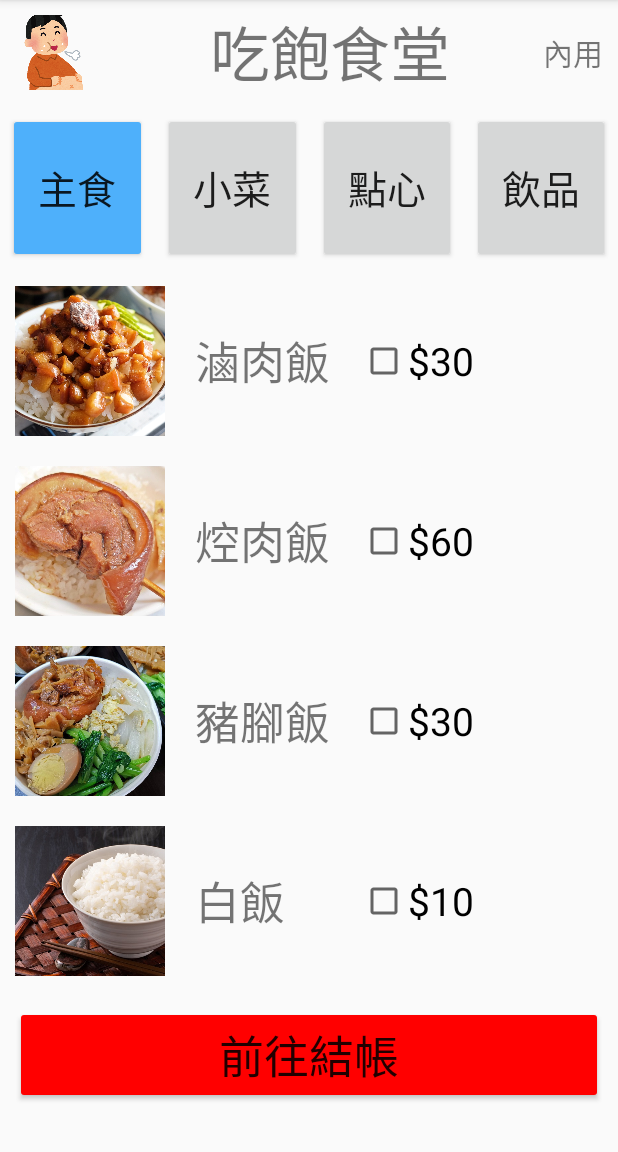
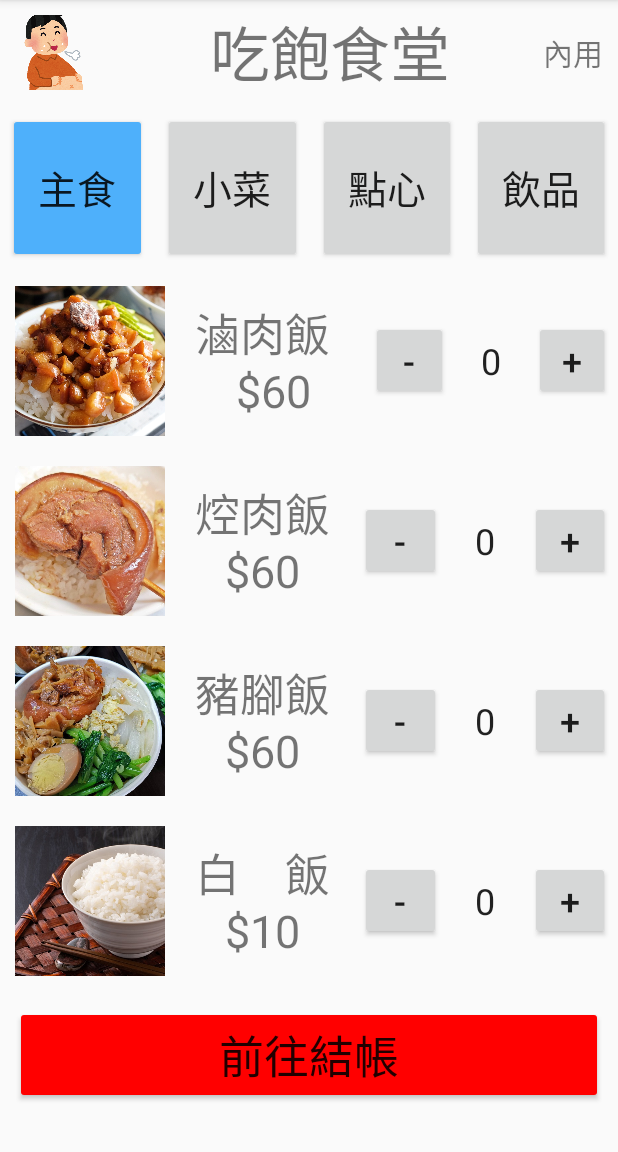
Before and after one commit to ace5718/orderSystem, an Android app: the MainActivity2 screen opened directly, with no data from a screen before it, on a phone screen of 412 x 824 dp, the part 84-1236 px from its top. Run offline under Robolectric (Android 15) with nearby library versions, the phone set to English and light mode, and no system bars.

Commit message:
修改版面

```diff
--- a/app/src/main/AndroidManifest.xml
+++ b/app/src/main/AndroidManifest.xml
@@ -9,6 +9,13 @@
         android:roundIcon="@mipmap/ic_launcher_round"
         android:supportsRtl="true"
         android:theme="@style/Theme.OrderSystem">
+        <activity
+            android:name=".MainActivity7"
+            android:exported="false">
+            <meta-data
+                android:name="android.app.lib_name"
+                android:value="" />
+        </activity>
         <activity
             android:name=".MainActivity6"
             android:exported="false">
--- a/app/src/main/res/layout/activity_main2.xml
+++ b/app/src/main/res/layout/activity_main2.xml
@@ -58,9 +58,9 @@
             android:layout_width="match_parent"
             android:layout_height="wrap_content"
             android:layout_weight="0"
+            android:gravity="center"
             android:orientation="horizontal"
-            android:visibility="visible"
-            android:gravity="center">
+            android:visibility="visible">
 
             <Button
                 android:id="@+id/but01"
@@ -141,17 +141,48 @@
                 android:layout_marginStart="20dp"
                 android:layout_marginTop="0dp"
                 android:layout_marginEnd="20dp"
-                android:text="滷肉飯"
+                android:text="滷肉飯 \n $60"
                 android:textAlignment="center"
                 android:textSize="30sp" />
 
-            <CheckBox
-                android:id="@+id/checkBox1"
+            <LinearLayout
                 android:layout_width="wrap_content"
                 android:layout_height="match_parent"
-                android:layout_weight="1"
-                android:text="$30"
-                android:textSize="26sp" />
+                android:layout_marginEnd="5dp"
+                android:focusable="true"
+                android:orientation="horizontal"
+                android:showDividers="middle">
+
+                <Button
+                    android:id="@+id/btnDecrease1"
+                    android:layout_width="wrap_content"
+                    android:layout_height="wrap_content"
+                    android:layout_weight="1"
+                    android:gravity="center"
+                    android:text="-"
+                    android:textSize="24sp" />
+
+                <EditText
+                    android:id="@+id/etAmount1"
+                    android:layout_width="94dp"
+                    android:layout_height="match_parent"
+                    android:layout_weight="1"
+                    android:background="@null"
+                    android:gravity="center"
+                    android:inputType="number"
+                    android:minWidth="60dp"
+                    android:text="0"
+                    android:textSize="24sp" />
+
+                <Button
+                    android:id="@+id/btnIncrease1"
+                    android:layout_width="wrap_content"
+                    android:layout_height="wrap_content"
+                    android:layout_weight="1"
+                    android:gravity="center"
+                    android:text="+"
+                    android:textSize="24sp" />
+            </LinearLayout>
 
         </LinearLayout>
 
@@ -179,17 +210,48 @@
                 android:layout_marginStart="20dp"
                 android:layout_marginTop="0dp"
                 android:layout_marginEnd="20dp"
-                android:text="焢肉飯"
+                android:text="焢肉飯\n$60"
                 android:textAlignment="center"
                 android:textSize="30sp" />
 
-            <CheckBox
-                android:id="@+id/checkBox2"
+            <LinearLayout
                 android:layout_width="wrap_content"
                 android:layout_height="match_parent"
-                android:layout_weight="1"
-                android:text="$60"
-                android:textSize="26sp" />
+                android:layout_marginEnd="5dp"
+                android:focusable="true"
+                android:orientation="horizontal"
+                android:showDividers="middle">
+
+                <Button
+                    android:id="@+id/btnDecrease2"
+                    android:layout_width="wrap_content"
+                    android:layout_height="wrap_content"
+                    android:layout_weight="1"
+                    android:gravity="center"
+                    android:text="-"
+                    android:textSize="24sp" />
+
+                <EditText
+                    android:id="@+id/etAmount2"
+                    android:layout_width="94dp"
+                    android:layout_height="match_parent"
+                    android:layout_weight="1"
+                    android:background="@null"
+                    android:gravity="center"
+                    android:inputType="number"
+                    android:minWidth="60dp"
+                    android:text="0"
+                    android:textSize="24sp" />
+
+                <Button
+                    android:id="@+id/btnIncrease2"
+                    android:layout_width="wrap_content"
+                    android:layout_height="wrap_content"
+                    android:layout_weight="1"
+                    android:gravity="center"
+                    android:text="+"
+                    android:textSize="24sp" />
+            </LinearLayout>
 
         </LinearLayout>
 
@@ -217,17 +279,48 @@
                 android:layout_marginStart="20dp"
                 android:layout_marginTop="0dp"
                 android:layout_marginEnd="20dp"
-                android:text="豬腳飯"
+                android:text="豬腳飯\n$60"
                 android:textAlignment="center"
                 android:textSize="30sp" />
 
-            <CheckBox
-                android:id="@+id/checkBox3"
+            <LinearLayout
                 android:layout_width="wrap_content"
                 android:layout_height="match_parent"
-                android:layout_weight="1"
-                android:text="$30"
-                android:textSize="26sp" />
+                android:layout_marginEnd="5dp"
+                android:focusable="true"
+                android:orientation="horizontal"
+                android:showDividers="middle">
+
+                <Button
+                    android:id="@+id/btnDecrease3"
+                    android:layout_width="wrap_content"
+                    android:layout_height="wrap_content"
+                    android:layout_weight="1"
+                    android:gravity="center"
+                    android:text="-"
+                    android:textSize="24sp" />
+
+                <EditText
+                    android:id="@+id/etAmount3"
+                    android:layout_width="94dp"
+                    android:layout_height="match_parent"
+                    android:layout_weight="1"
+                    android:background="@null"
+                    android:gravity="center"
+                    android:inputType="number"
+                    android:minWidth="60dp"
+                    android:text="0"
+                    android:textSize="24sp" />
+
+                <Button
+                    android:id="@+id/btnIncrease3"
+                    android:layout_width="wrap_content"
+                    android:layout_height="wrap_content"
+                    android:layout_weight="1"
+                    android:gravity="center"
+                    android:text="+"
+                    android:textSize="24sp" />
+            </LinearLayout>
 
         </LinearLayout>
 
@@ -255,17 +348,48 @@
                 android:layout_marginStart="20dp"
                 android:layout_marginTop="0dp"
                 android:layout_marginEnd="20dp"
-                android:text="白飯　"
+                android:text="白　飯\n$10"
                 android:textAlignment="center"
                 android:textSize="30sp" />
 
-            <CheckBox
-                android:id="@+id/checkBox4"
+            <LinearLayout
                 android:layout_width="wrap_content"
                 android:layout_height="match_parent"
-                android:layout_weight="1"
-                android:text="$10"
-                android:textSize="26sp" />
+                android:layout_marginEnd="5dp"
+                android:focusable="true"
+                android:orientation="horizontal"
+                android:showDividers="middle">
+
+                <Button
+                    android:id="@+id/btnDecrease4"
+                    android:layout_width="wrap_content"
+                    android:layout_height="wrap_content"
+                    android:layout_weight="1"
+                    android:gravity="center"
+                    android:text="-"
+                    android:textSize="24sp" />
+
+                <EditText
+                    android:id="@+id/etAmount4"
+                    android:layout_width="94dp"
+                    android:layout_height="match_parent"
+                    android:layout_weight="1"
+                    android:background="@null"
+                    android:gravity="center"
+                    android:inputType="number"
+                    android:minWidth="60dp"
+                    android:text="0"
+                    android:textSize="24sp" />
+
+                <Button
+                    android:id="@+id/btnIncrease4"
+                    android:layout_width="wrap_content"
+                    android:layout_height="wrap_content"
+                    android:layout_weight="1"
+                    android:gravity="center"
+                    android:text="+"
+                    android:textSize="24sp" />
+            </LinearLayout>
 
         </LinearLayout>
 
```
